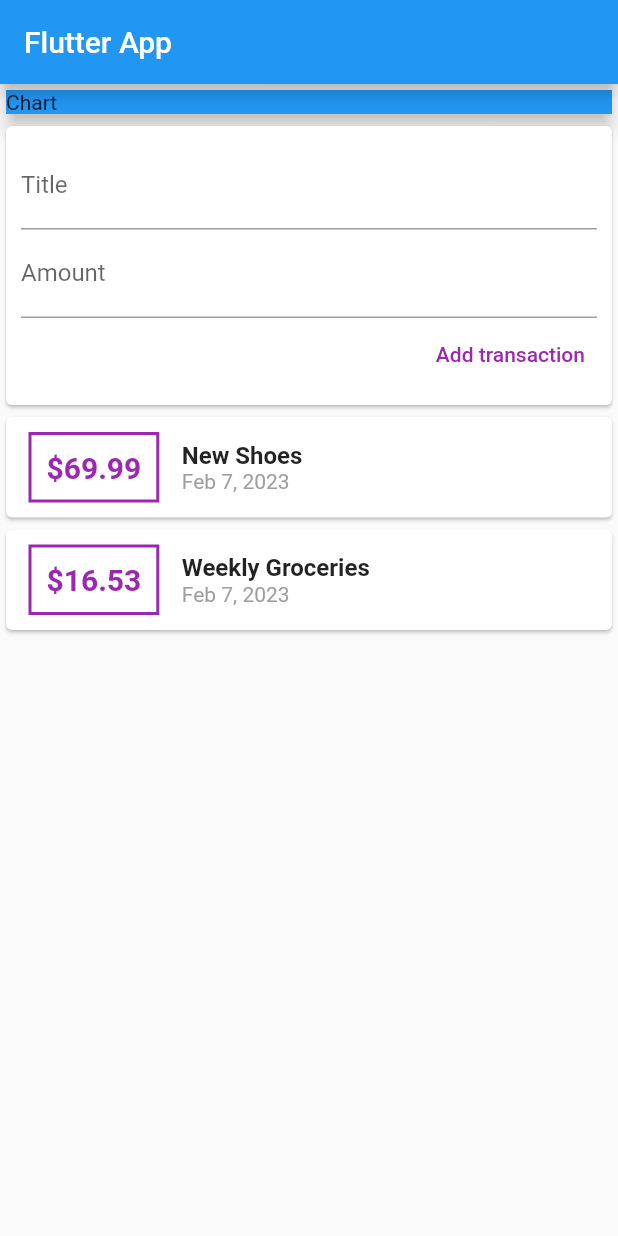
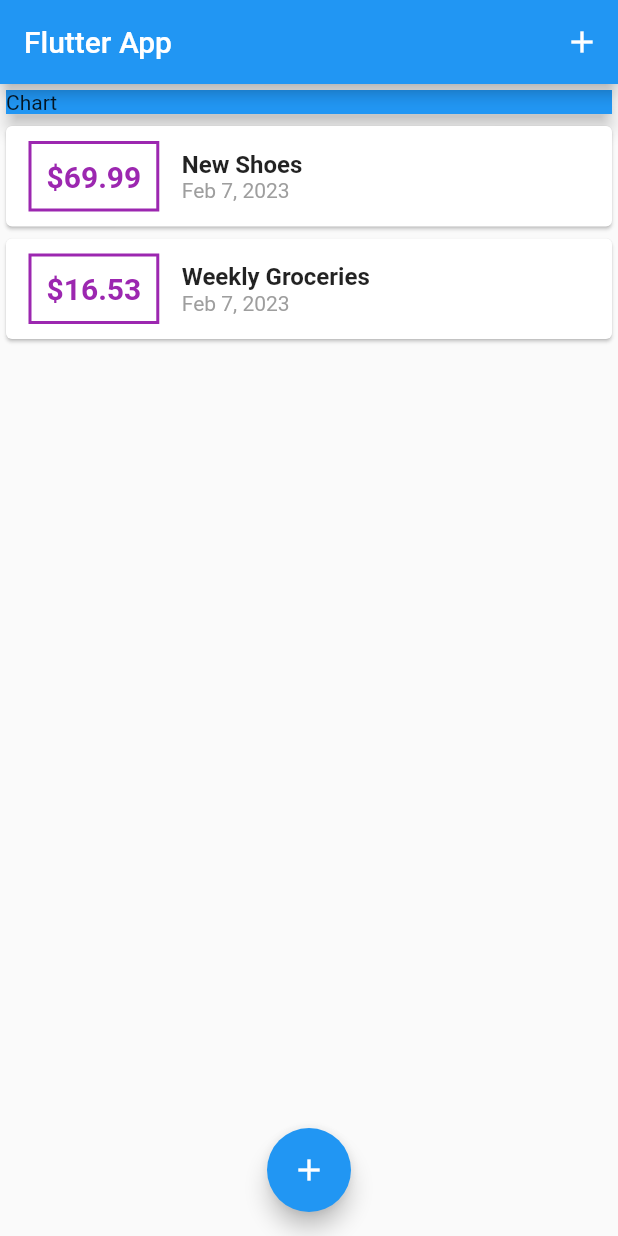
Before and after one commit to diegoDeMiguelNA/expenses_calculator, a Flutter app: the screen it shows after launch, on a phone screen of 412 x 824 dp. Run offline on Flutter 3.47's test engine with Material 2 defaults, Android fonts, the phone set to English and light mode, and no system bars.

Commit message:
App now adds expenses with a floating panel video 95

```diff
--- a/lib/main.dart
+++ b/lib/main.dart
@@ -1,6 +1,8 @@
 import 'package:flutter/material.dart';
 
-import './widgets/user_transaction.dart';
+import './widgets/transaction_list.dart';
+import './widgets/new_transaction.dart';
+import './models/transaction.dart';
 
 void main() => runApp(MyApp());
 
@@ -15,17 +17,65 @@
   }
 }
 
-class MyHomePage extends StatelessWidget {
-  final titleControler = TextEditingController();
-  final amountControler = TextEditingController();
+class MyHomePage extends StatefulWidget {
+  @override
+  State<MyHomePage> createState() => _MyHomePageState();
+}
+
+class _MyHomePageState extends State<MyHomePage> {
+  final List<Transaction> _userTransactions = [
+    Transaction(
+        id: 't1', title: 'New Shoes', amount: 69.99, date: DateTime.now()),
+    Transaction(
+      id: 't2',
+      title: 'Weekly Groceries',
+      amount: 16.53,
+      date: DateTime.now(),
+    ),
+  ];
+
+  void _addNewTransaction(String title, double amount) {
+    final newTx = Transaction(
+      title: title,
+      amount: amount,
+      date: DateTime.now(),
+      id: DateTime.now().toString(),
+    );
+
+    setState(
+      () {
+        _userTransactions.add(newTx);
+      },
+    );
+  }
+
+  void _startAddNewTransaction(BuildContext ctx) {
+    showModalBottomSheet(
+      context: ctx,
+      builder: (_) {
+        return GestureDetector(
+          onTap: () {},
+          behavior: HitTestBehavior.opaque,
+          child: NewTransaction(_addNewTransaction),
+        );
+      },
+    );
+  }
 
   @override
   Widget build(BuildContext context) {
     return Scaffold(
       appBar: AppBar(
         title: Text('Flutter App'),
+        actions: <Widget>[
+          IconButton(
+            onPressed: () => _startAddNewTransaction(context),
+            icon: Icon(Icons.add),
           ),
-      body: Column(
+        ],
+      ),
+      body: SingleChildScrollView(
+        child: Column(
           // mainAxisAlignment: MainAxisAlignment.start,
           crossAxisAlignment: CrossAxisAlignment.stretch,
           children: <Widget>[
@@ -39,8 +89,14 @@
                 elevation: 5,
               ),
             ),
-          UserTransactions()
+            TransactionList(_userTransactions),
           ],
+        ),
+      ),
+      floatingActionButtonLocation: FloatingActionButtonLocation.centerFloat,
+      floatingActionButton: FloatingActionButton(
+        child: Icon(Icons.add),
+        onPressed: () => _startAddNewTransaction(context),
       ),
     );
   }
--- a/lib/widgets/transaction_list.dart
+++ b/lib/widgets/transaction_list.dart
@@ -10,9 +10,10 @@
 
   @override
   Widget build(BuildContext context) {
-    return Column(
-      children: transactions.map(
-        (tx) {
+    return Container(
+      height: 300,
+      child: ListView.builder(
+        itemBuilder: (ctx, index) {
           return Card(
             child: Row(
               children: <Widget>[
@@ -23,7 +24,7 @@
                   ),
                   padding: EdgeInsets.all(10),
                   child: Text(
-                    '\$${tx.amount}',
+                    '\$${transactions[index].amount.toStringAsFixed(2)}',
                     style: TextStyle(
                         fontWeight: FontWeight.bold,
                         fontSize: 20,
@@ -34,12 +35,12 @@
                   crossAxisAlignment: CrossAxisAlignment.start,
                   children: [
                     Text(
-                      tx.title,
+                      transactions[index].title,
                       style:
                           TextStyle(fontSize: 16, fontWeight: FontWeight.bold),
                     ),
                     Text(
-                      DateFormat.yMMMd().format(tx.date),
+                      DateFormat.yMMMd().format(transactions[index].date),
                       style: TextStyle(color: Colors.grey),
                     ),
                   ],
@@ -48,7 +49,8 @@
             ),
           );
         },
-      ).toList(),
+        itemCount: transactions.length,
+      ),
     );
   }
 }
--- a/lib/widgets/user_transaction.dart
+++ /dev/null
@@ -1,48 +0,0 @@
-import 'package:flutter/material.dart';
-
-import './transaction_list.dart';
-import './new_transaction.dart';
-import '../models/transaction.dart';
-
-class UserTransactions extends StatefulWidget {
-  @override
-  State<UserTransactions> createState() => _UserTransactionsState();
-}
-
-class _UserTransactionsState extends State<UserTransactions> {
-  final List<Transaction> _userTransactions = [
-    Transaction(
-        id: 't1', title: 'New Shoes', amount: 69.99, date: DateTime.now()),
-    Transaction(
-      id: 't2',
-      title: 'Weekly Groceries',
-      amount: 16.53,
-      date: DateTime.now(),
-    ),
-  ];
-
-  void _addNewTransaction(String title, double amount) {
-    final newTx = Transaction(
-      title: title,
-      amount: amount,
-      date: DateTime.now(),
-      id: DateTime.now().toString(),
-    );
-
-    setState(
-      () {
-        _userTransactions.add(newTx);
-      },
-    );
-  }
-
-  @override
-  Widget build(BuildContext context) {
-    return Column(
-      children: [
-        NewTransaction(_addNewTransaction),
-        TransactionList(_userTransactions)
-      ],
-    );
-  }
-}
```
Also changed, not shown: lib/widgets/new_transaction.dart (+31 -15 lines). Lines whose indentation alone changed are shown as unchanged.
